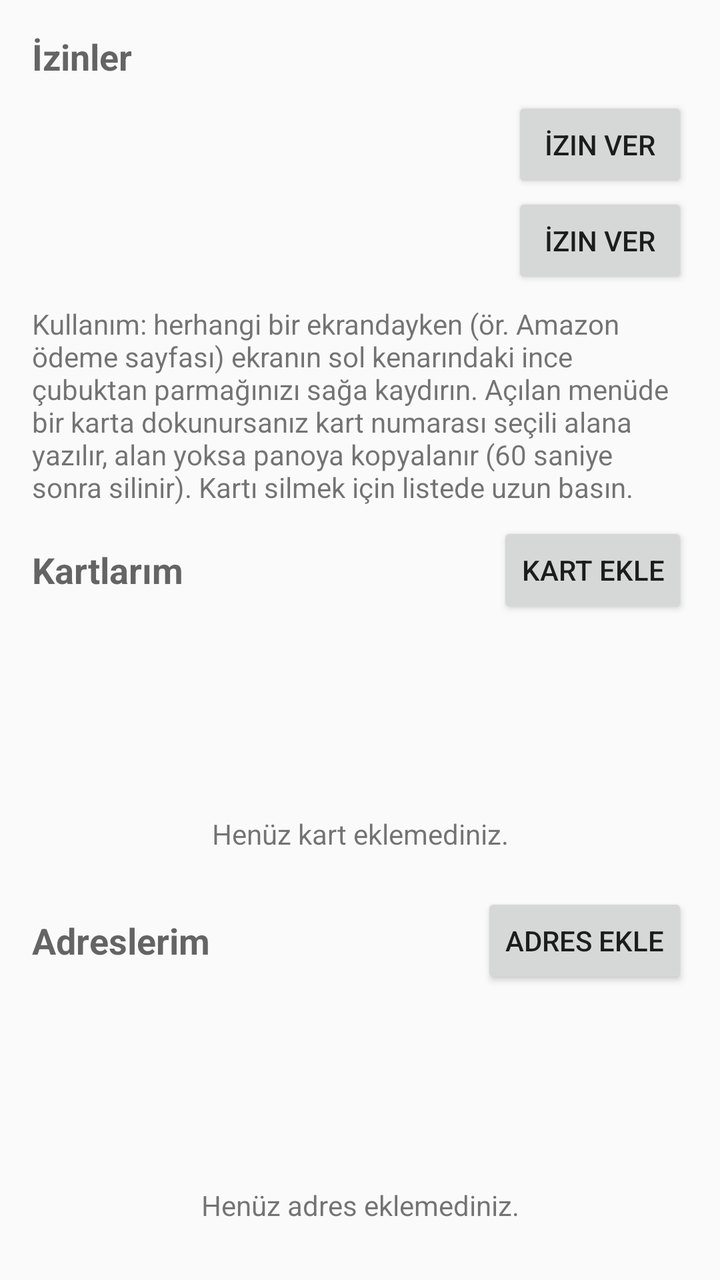
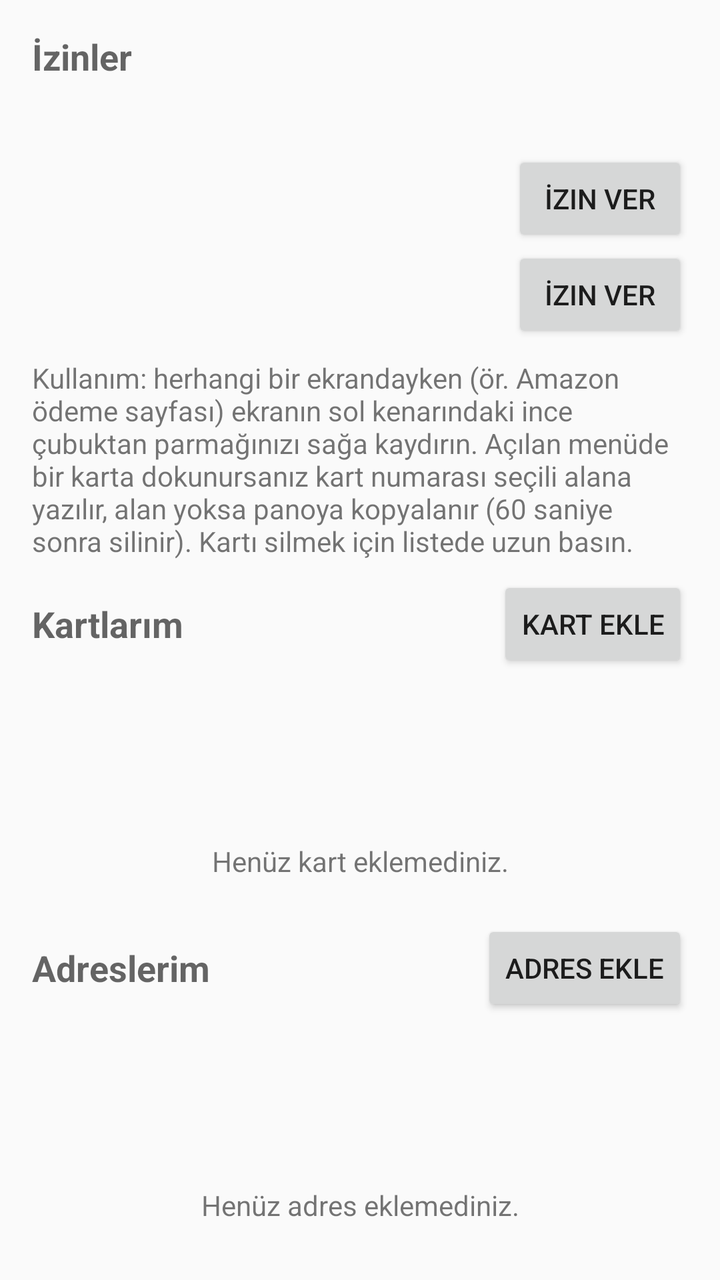

Two renders of the same Android screen: before a commit and after it. Below are the layout's source before the change and the commit's diff.
<!-- AndroidManifest.xml: application theme AppTheme -->
<!-- res/layout/activity_main.xml -->
<?xml version="1.0" encoding="utf-8"?>
<LinearLayout xmlns:android="http://schemas.android.com/apk/res/android"
    android:layout_width="match_parent"
    android:layout_height="match_parent"
    android:orientation="vertical"
    android:padding="16dp">

    <TextView
        android:layout_width="wrap_content"
        android:layout_height="wrap_content"
        android:text="@string/permissions_title"
        android:textAppearance="?android:attr/textAppearanceMedium"
        android:textStyle="bold" />

    <LinearLayout
        android:layout_width="match_parent"
        android:layout_height="wrap_content"
        android:gravity="center_vertical"
        android:orientation="horizontal"
        android:paddingTop="8dp">

        <TextView
            android:id="@+id/overlayStatus"
            android:layout_width="0dp"
            android:layout_height="wrap_content"
            android:layout_weight="1" />

        <Button
            android:id="@+id/overlayButton"
            android:layout_width="wrap_content"
            android:layout_height="wrap_content"
            android:text="@string/grant" />
    </LinearLayout>

    <LinearLayout
        android:layout_width="match_parent"
        android:layout_height="wrap_content"
        android:gravity="center_vertical"
        android:orientation="horizontal">

        <TextView
            android:id="@+id/accessibilityStatus"
            android:layout_width="0dp"
            android:layout_height="wrap_content"
            android:layout_weight="1" />

        <Button
            android:id="@+id/accessibilityButton"
            android:layout_width="wrap_content"
            android:layout_height="wrap_content"
            android:text="@string/grant" />
    </LinearLayout>

    <TextView
        android:layout_width="match_parent"
        android:layout_height="wrap_content"
        android:paddingTop="8dp"
        android:paddingBottom="8dp"
        android:text="@string/usage_hint"
        android:textAppearance="?android:attr/textAppearanceSmall" />

    
    <LinearLayout
        android:layout_width="match_parent"
        android:layout_height="wrap_content"
        android:gravity="center_vertical"
        android:orientation="horizontal">

        <TextView
            android:layout_width="0dp"
            android:layout_height="wrap_content"
            android:layout_weight="1"
            android:text="@string/my_cards"
            android:textAppearance="?android:attr/textAppearanceMedium"
            android:textStyle="bold" />

        <Button
            android:id="@+id/addButton"
            android:layout_width="wrap_content"
            android:layout_height="wrap_content"
            android:text="@string/add_card" />
    </LinearLayout>

    <ListView
        android:id="@+id/cardList"
        android:layout_width="match_parent"
        android:layout_height="0dp"
        android:layout_weight="1" />

    <TextView
        android:id="@+id/emptyView"
        android:layout_width="match_parent"
        android:layout_height="wrap_content"
        android:gravity="center"
        android:padding="12dp"
        android:text="@string/no_cards" />

    
    <LinearLayout
        android:layout_width="match_parent"
        android:layout_height="wrap_content"
        android:gravity="center_vertical"
        android:orientation="horizontal"
        android:paddingTop="8dp">

        <TextView
            android:layout_width="0dp"
            android:layout_height="wrap_content"
            android:layout_weight="1"
            android:text="@string/my_addresses"
            android:textAppearance="?android:attr/textAppearanceMedium"
            android:textStyle="bold" />

        <Button
            android:id="@+id/addAddressButton"
            android:layout_width="wrap_content"
            android:layout_height="wrap_content"
            android:text="@string/add_address" />
    </LinearLayout>

    <ListView
        android:id="@+id/addressList"
        android:layout_width="match_parent"
        android:layout_height="0dp"
        android:layout_weight="1" />

    <TextView
        android:id="@+id/emptyAddressView"
        android:layout_width="match_parent"
        android:layout_height="wrap_content"
        android:gravity="center"
        android:padding="12dp"
        android:text="@string/no_addresses" />
</LinearLayout>
<!-- resources referenced by this layout -->
<resources>
  <string name="add_address">Adres ekle</string>
  <string name="add_card">Kart ekle</string>
  <string name="grant">İzin ver</string>
  <string name="my_addresses">Adreslerim</string>
  <string name="my_cards">Kartlarım</string>
  <string name="no_addresses">Henüz adres eklemediniz.</string>
  <string name="no_cards">Henüz kart eklemediniz.</string>
  <string name="permissions_title">İzinler</string>
  <string name="usage_hint">Kullanım: herhangi bir ekrandayken (ör. Amazon ödeme sayfası) ekranın sol kenarındaki ince çubuktan parmağınızı sağa kaydırın. Açılan menüde bir karta dokunursanız kart numarası seçili alana yazılır, alan yoksa panoya kopyalanır (60 saniye sonra silinir). Kartı silmek için listede uzun basın.</string>
  <style name="AppTheme" parent="android:Theme.Material.Light.DarkActionBar">
          <item name="android:colorPrimary">@color/brand</item>
          <item name="android:colorPrimaryDark">@color/brand_dark</item>
          <item name="android:colorAccent">@color/brand</item>
      </style>
  <color name="brand">#FF1F6FEB</color>
  <color name="brand_dark">#FF0B4FB8</color>
</resources>

<!-- the commit's change to res/layout/activity_main.xml (unified diff, before → after) -->
@@ -11,6 +11,13 @@
         android:text="@string/permissions_title"
         android:textAppearance="?android:attr/textAppearanceMedium"
         android:textStyle="bold" />
+
+    <TextView
+        android:id="@+id/versionLabel"
+        android:layout_width="wrap_content"
+        android:layout_height="wrap_content"
+        android:layout_marginBottom="8dp"
+        android:textAppearance="?android:attr/textAppearanceSmall" />
 
     <LinearLayout
         android:layout_width="match_parent"
